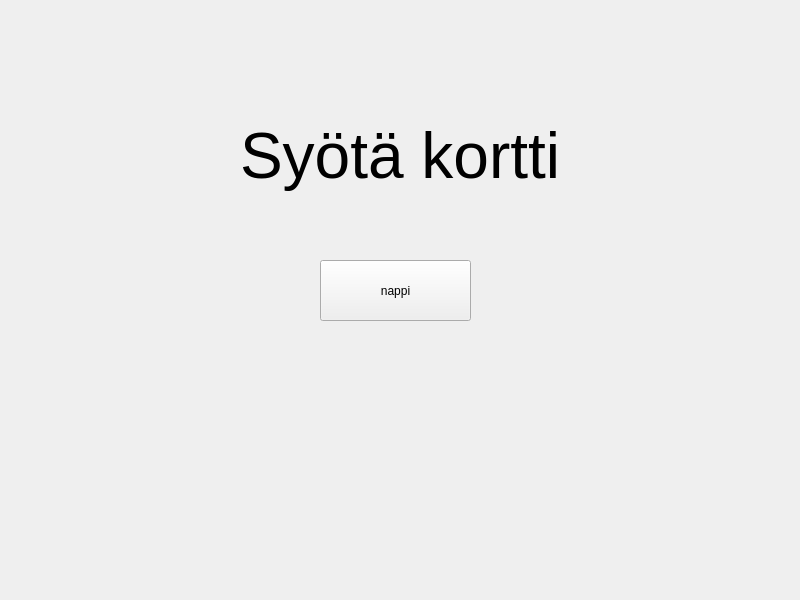
lassesuomela/banksim, file qt/banksim/idlewindow.ui: the form before one commit.
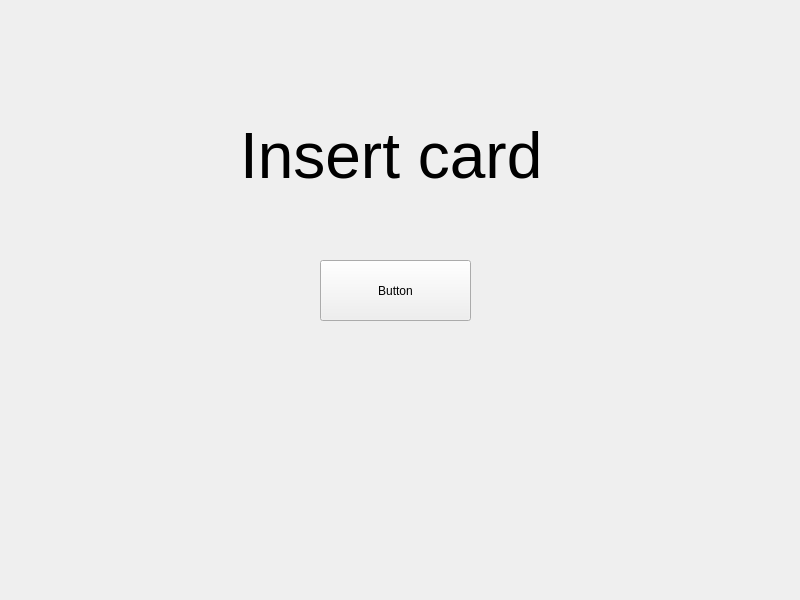
The form after the commit.

What changed in the file:
```diff
--- a/qt/banksim/idlewindow.ui
+++ b/qt/banksim/idlewindow.ui
@@ -29,7 +29,7 @@
      </font>
     </property>
     <property name="text">
-     <string>Syötä kortti</string>
+     <string>Insert card</string>
     </property>
    </widget>
    <widget class="QPushButton" name="nappi">
@@ -42,7 +42,7 @@
      </rect>
     </property>
     <property name="text">
-     <string>nappi</string>
+     <string>Button</string>
     </property>
    </widget>
   </widget>
```
